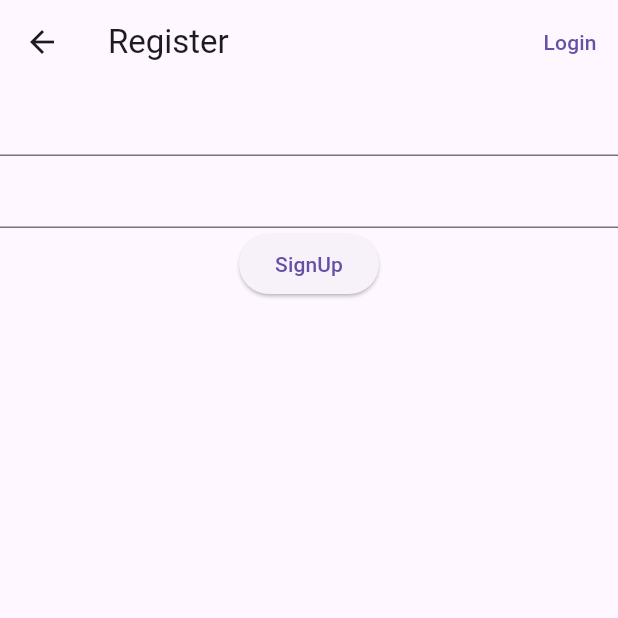
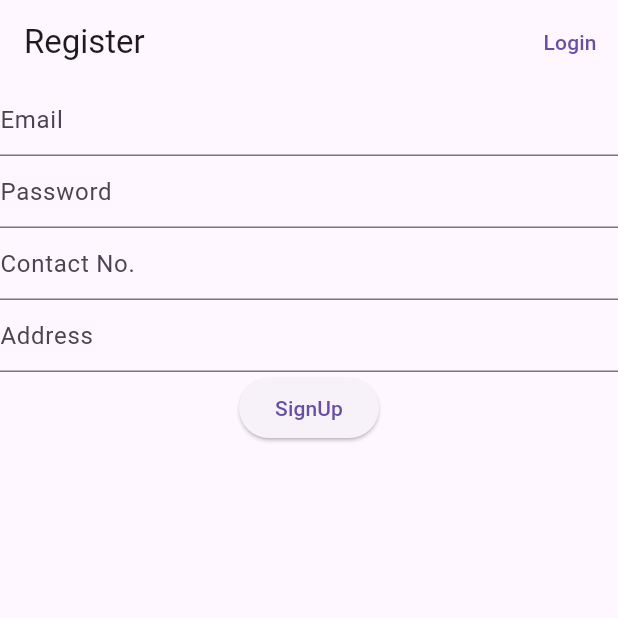
Before and after one commit to JazebJaved468/Registration_App_flutter, a Flutter app: the Register screen opened directly, after a tap on "SignUp", on a phone screen of 412 x 824 dp, the top half of it. Run offline on Flutter 3.47's test engine with Material 2 defaults, Android fonts, the phone set to English and light mode, and no system bars; our stand-ins replace cloud_firestore, firebase_auth, firebase_core; accounts and stored records are empty; network calls fail.

Commit message:
successful stroing data in firestore

```diff
--- a/lib/main.dart
+++ b/lib/main.dart
@@ -1,6 +1,7 @@
 import 'package:flutter/material.dart';
 import 'package:registration_app/screens/home.dart';
 import 'package:firebase_core/firebase_core.dart';
+import 'package:registration_app/screens/login.dart';
 import 'package:registration_app/screens/register.dart';
 import 'firebase_options.dart';
 
@@ -24,7 +25,7 @@ class MyApp extends StatelessWidget {
       theme: ThemeData(
         useMaterial3: true,
       ),
-      home: const Register(),
+      home:  Login(),
     );
   }
 }
--- a/lib/screens/login.dart
+++ b/lib/screens/login.dart
@@ -36,7 +36,7 @@ class _LoginState extends State<Login> {
       isLoader = false;
 
       // navifating to home
-      Navigator.push(
+      Navigator.pushReplacement(
         context,
         MaterialPageRoute(builder: (context) => Home()),
       );
@@ -61,7 +61,7 @@ class _LoginState extends State<Login> {
           actions: [
             TextButton(
                 onPressed: () {
-                  Navigator.push(
+                  Navigator.pushReplacement(
                     context,
                     MaterialPageRoute(builder: (context) => const Register()),
                   );
@@ -76,11 +76,17 @@ class _LoginState extends State<Login> {
                 //email
                 TextField(
                   controller: emailController,
+                  decoration: InputDecoration(
+                    hintText: "Email",
+                  ),
                 ),
 
                 //password
                 TextField(
                   controller: passwordController,
+                  decoration: InputDecoration(
+                    hintText: "Password",
+                  ),
                 ),
 
                 ElevatedButton(
--- a/lib/screens/register.dart
+++ b/lib/screens/register.dart
@@ -1,6 +1,7 @@
 import 'package:flutter/material.dart';
 import 'package:firebase_auth/firebase_auth.dart';
 import 'package:registration_app/screens/login.dart';
+import 'package:cloud_firestore/cloud_firestore.dart';
 
 class Register extends StatefulWidget {
   const Register({super.key});
@@ -13,13 +14,14 @@ class _RegisterState extends State<Register> {
   // controllers
   final emailController = TextEditingController();
   final passwordController = TextEditingController();
+  final contactController = TextEditingController();
+  final addressController = TextEditingController();
 
   // checks
   bool isLoader = false;
   bool isregistered = false;
   bool isSignupPressed = false;
   String message = "";
-
 
   // signup method
   Future createUser() async {
@@ -29,6 +31,8 @@ class _RegisterState extends State<Register> {
     print("after set state");
     String emailAddress = emailController.text.trim();
     String password = passwordController.text.trim();
+    String contact = contactController.text.trim();
+    String address = addressController.text.trim();
 
     print("object");
 
@@ -39,9 +43,26 @@ class _RegisterState extends State<Register> {
         password: password,
       );
 
+      final user = FirebaseAuth.instance.currentUser;
+      if (user != null) {
+        DocumentReference users =
+            FirebaseFirestore.instance.collection('users').doc(user.email);
+        users.set({
+          'email': emailAddress,
+          'password': password,
+          'uid': user.uid,
+          'contact': contact,
+          'address': address,
+        });
+      }
+
       isLoader = false;
       // isregistered = true;
       message = "User registered succesfully";
+      emailController.clear();
+      passwordController.clear();
+      contactController.clear();
+      addressController.clear();
       setState(() {});
       print(credential);
     } on FirebaseAuthException catch (e) {
@@ -83,7 +104,7 @@ class _RegisterState extends State<Register> {
           actions: [
             TextButton(
                 onPressed: () {
-                  Navigator.push(
+                  Navigator.pushReplacement(
                     context,
                     MaterialPageRoute(builder: (context) => const Login()),
                   );
@@ -98,13 +119,33 @@ class _RegisterState extends State<Register> {
                 //email
                 TextField(
                   controller: emailController,
+                  decoration: InputDecoration(
+                    hintText: "Email",
+                  ),
                 ),
 
                 //password
                 TextField(
                   controller: passwordController,
+                  decoration: InputDecoration(
+                    hintText: "Password",
+                  ),
                 ),
 
+                //contact
+                TextField(
+                  controller: contactController,
+                  decoration: InputDecoration(
+                    hintText: "Contact No.",
+                  ),
+                ),
+                //address
+                TextField(
+                  controller: addressController,
+                  decoration: InputDecoration(
+                    hintText: "Address",
+                  ),
+                ),
                 ElevatedButton(
                   onPressed: () {
                     // print(emailController.text);
--- a/pubspec.yaml
+++ b/pubspec.yaml
@@ -37,6 +37,7 @@ dependencies:
   cupertino_icons: ^1.0.2
   firebase_core: ^2.16.0
   firebase_auth: ^4.10.0
+  cloud_firestore: ^4.9.3
 
 dev_dependencies:
   flutter_test:
```
Also changed, not shown: lib/screens/home.dart (+72 -13 lines), pubspec.lock, 3 other files.
